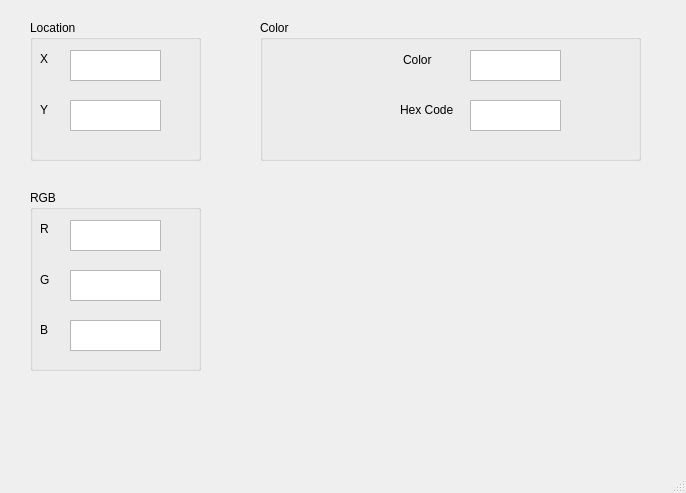
gdarko/ColorPicker, file mainwindow.ui: the form before one commit.
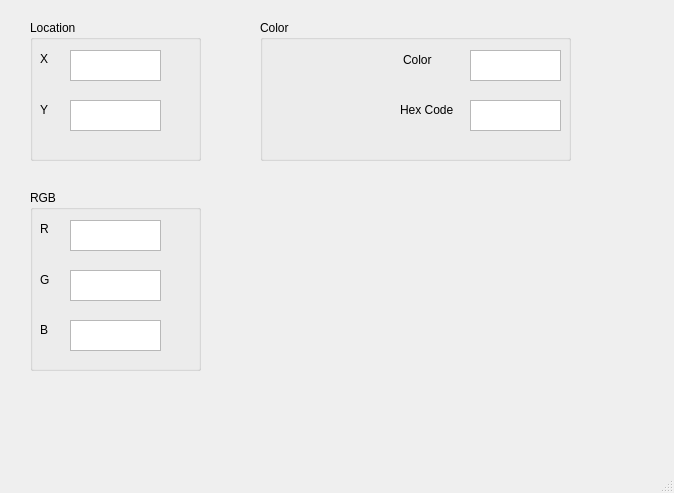
The form after the commit. Icons and pictures are not drawn.

Commit message: Update window size & add icon

What changed in the file:
```diff
--- a/mainwindow.ui
+++ b/mainwindow.ui
@@ -6,7 +6,7 @@
    <rect>
     <x>0</x>
     <y>0</y>
-    <width>686</width>
+    <width>674</width>
     <height>493</height>
    </rect>
   </property>
@@ -160,7 +160,7 @@
      <rect>
       <x>260</x>
       <y>20</y>
-      <width>381</width>
+      <width>311</width>
       <height>141</height>
      </rect>
     </property>
```
Left out of the diff: 53 changed lines with no effect on the pictures. The commit also changes 5 other files.
